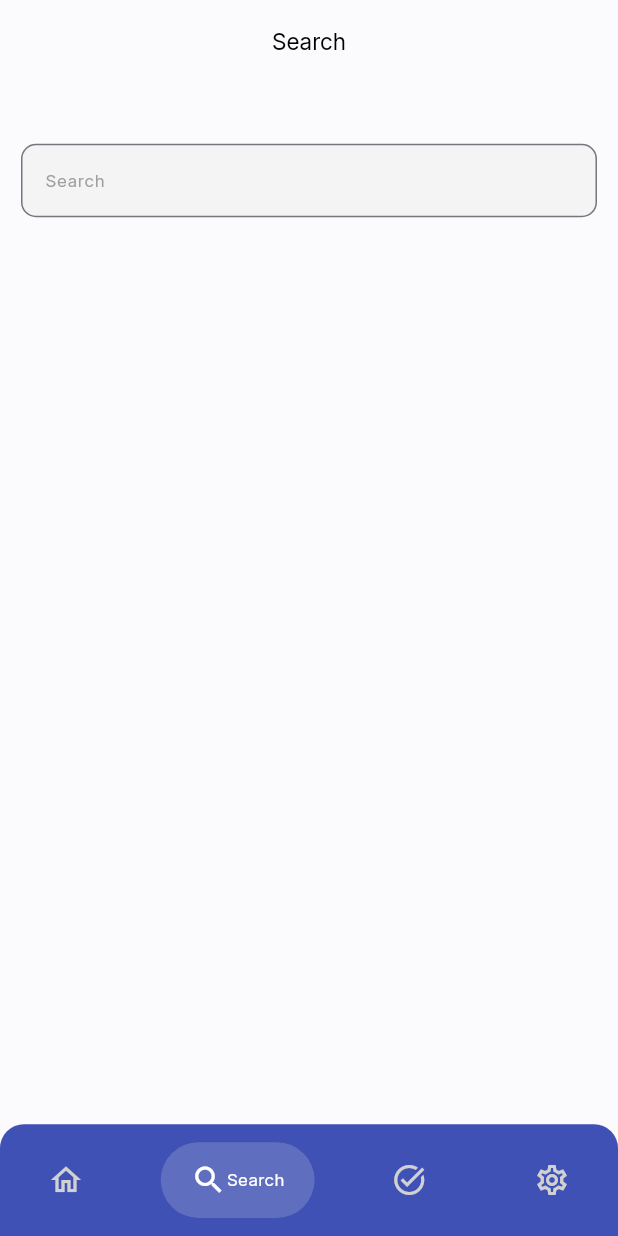
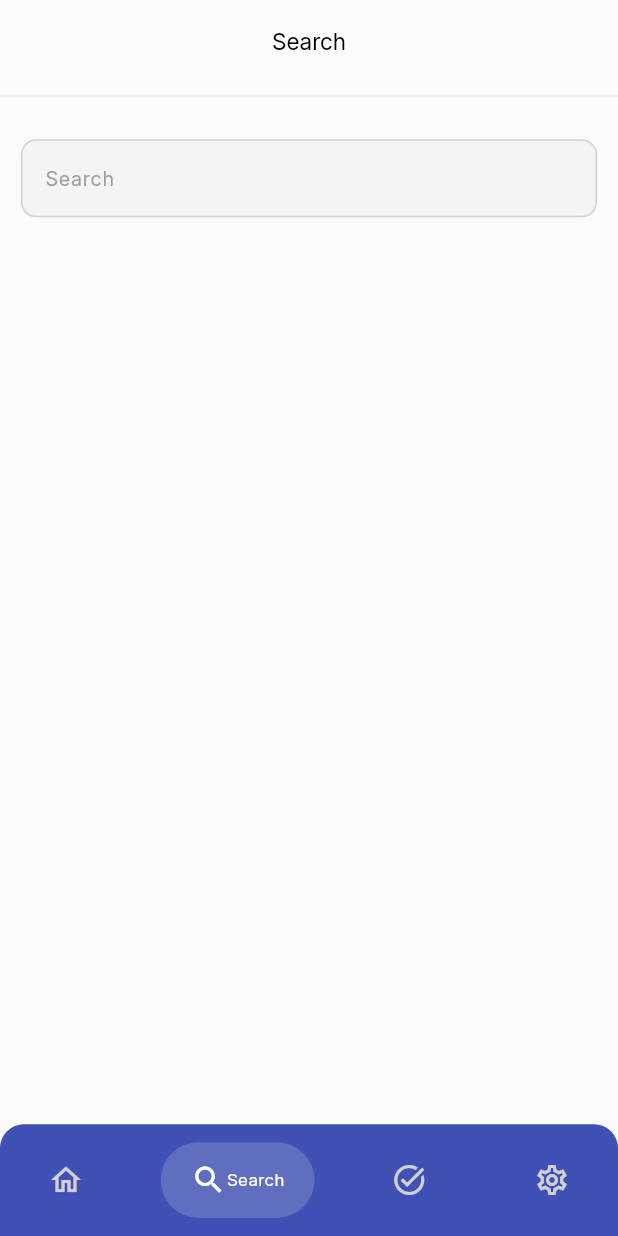
Before and after one commit to mustafa-shihab1/todo-app, a Flutter app: the screen it shows after launch, item 2 of the bottom bar chosen, on a phone screen of 412 x 824 dp. Run offline on Flutter 3.47's test engine with Material 3 defaults, Android fonts, the phone set to English and light mode, and no system bars; drawn by our look-alikes of google_nav_bar; our stand-ins replace flutter_screenutil, flutter_svg, get, get_it, scrollable_positioned_list.

Commit message:
create custom search box

```diff
--- a/lib/features/search/presentation/view/search_view.dart
+++ b/lib/features/search/presentation/view/search_view.dart
@@ -1,43 +1,24 @@
 import 'package:flutter/material.dart';
-import 'package:todo_app/core/resources/manager_fonts.dart';
-import 'package:todo_app/core/resources/manager_styles.dart';
-
-import '../../../../core/resources/manager_colors.dart';
+import 'package:todo_app/core/resources/manager_colors.dart';
 import '../../../../core/resources/manager_sizes.dart';
-import '../../../../core/resources/manager_strings.dart';
+import '../widgets/custom_search_box.dart';
 
 class SearchView extends StatelessWidget {
   const SearchView({super.key});
 
   @override
   Widget build(BuildContext context) {
-    return Padding(
-      padding: ManagerSymmetricEdgeInsets.v2h14,
-      child: Column(
-        children: [
-          SizedBox(
-            height: ManagerHeight.h40,
-          ),
-          Container(
-            decoration: BoxDecoration(
-                color: ManagerColors.softGreyColor,
-                borderRadius: BorderRadius.circular(10)),
-            child: TextField(
-              keyboardType: TextInputType.text,
-              decoration: InputDecoration(
-                  border: OutlineInputBorder(
-                    borderRadius: BorderRadius.circular(10),
-                  ),
-                  hintText: ManagerStrings.search,
-                  hintStyle: getRegularTextStyle(
-                      fontSize: ManagerFontSize.s12,
-                      color: ManagerColors.grey)),
-              style: getRegularTextStyle(
-                  fontSize: ManagerFontSize.s12, color: ManagerColors.black),
-            ),
-          ),
-        ],
-      ),
+    return Column(
+      children: [
+        const Divider(
+          color: ManagerColors.dividerColor,
+          thickness: 2,
+        ),
+        SizedBox(
+          height: ManagerHeight.h20,
+        ),
+        const CustomSearchBox(),
+      ],
     );
   }
 }
--- /dev/null
+++ b/lib/features/search/presentation/widgets/custom_search_box.dart
@@ -0,0 +1,44 @@
+import 'package:flutter/material.dart';
+
+import '../../../../core/resources/manager_colors.dart';
+import '../../../../core/resources/manager_fonts.dart';
+import '../../../../core/resources/manager_sizes.dart';
+import '../../../../core/resources/manager_strings.dart';
+import '../../../../core/resources/manager_styles.dart';
+
+class CustomSearchBox extends StatelessWidget {
+  const CustomSearchBox({
+    super.key,
+  });
+
+  @override
+  Widget build(BuildContext context) {
+    return Padding(
+      padding: ManagerSymmetricEdgeInsets.v2h14,
+      child: Container(
+        decoration: BoxDecoration(
+            color: ManagerColors.softGreyColor,
+            borderRadius: BorderRadius.circular(10)),
+        child: TextField(
+          keyboardType: TextInputType.text,
+          decoration: InputDecoration(
+              focusedBorder: OutlineInputBorder(
+                  borderRadius: BorderRadius.circular(10),
+                  borderSide: const BorderSide(
+                    color: ManagerColors.greyLight,
+                  )),
+              enabledBorder: OutlineInputBorder(
+                  borderRadius: BorderRadius.circular(10),
+                  borderSide: const BorderSide(
+                    color: ManagerColors.greyLight,
+                  )),
+              hintText: ManagerStrings.search,
+              hintStyle: getRegularTextStyle(
+                  fontSize: ManagerFontSize.s14, color: ManagerColors.grey)),
+          style: getRegularTextStyle(
+              fontSize: ManagerFontSize.s14, color: ManagerColors.black),
+        ),
+      ),
+    );
+  }
+}
```
